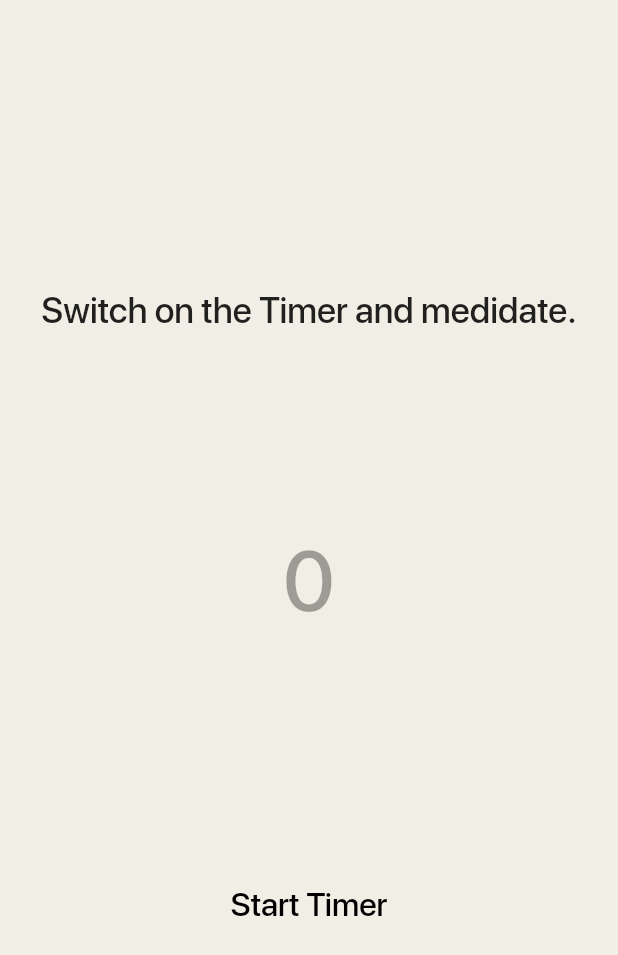
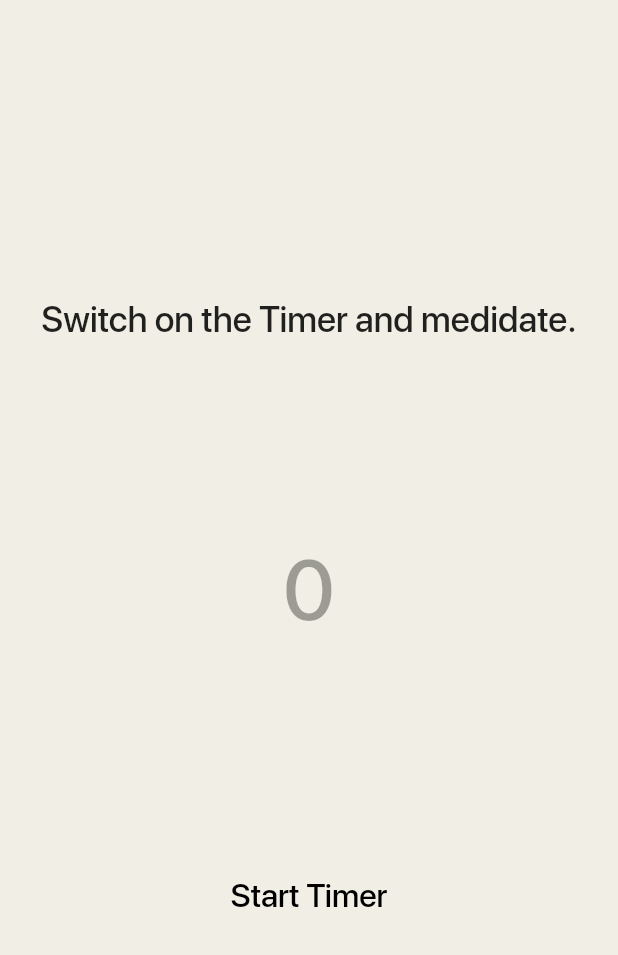
Before and after one commit to xybercommander/WingsHQ, a Flutter app: the TimerPage screen opened directly, on a phone screen of 412 x 824 dp. Shown: the top 955 px of the screen. Run offline on Flutter 3.47's test engine with Material 2 defaults, Android fonts, the phone set to English and light mode, and no system bars; our stand-ins replace cached_network_image, cloud_firestore, firebase_auth, flutter_spinkit, fluttertoast, random_string and 2 more; missing offline and left inert: encrypt, razorpay_flutter; accounts and stored records are empty; statements that could not run were skipped.

Commit message:
fixed bmi calculator and timer

```diff
--- a/lib/pages/bmi_calculator.dart
+++ b/lib/pages/bmi_calculator.dart
@@ -137,7 +137,7 @@ void calculateBMI(double height, double weight){
   double finalresult=weight/pow(height/100,2);
   String bmi= finalresult.toStringAsFixed(2);
   setState(() {
-    result = double.parse(bmi);
+    result = 24.2;
   });
 }
 
--- a/lib/pages/timer_main.dart
+++ b/lib/pages/timer_main.dart
@@ -168,7 +168,7 @@ class _TimerPageState extends State<TimerPage> {
 
           // Spacing
           SizedBox(
-            height: 36,
+            height: 24,
           ),
 
           // Timer Start/Stop Button
```
